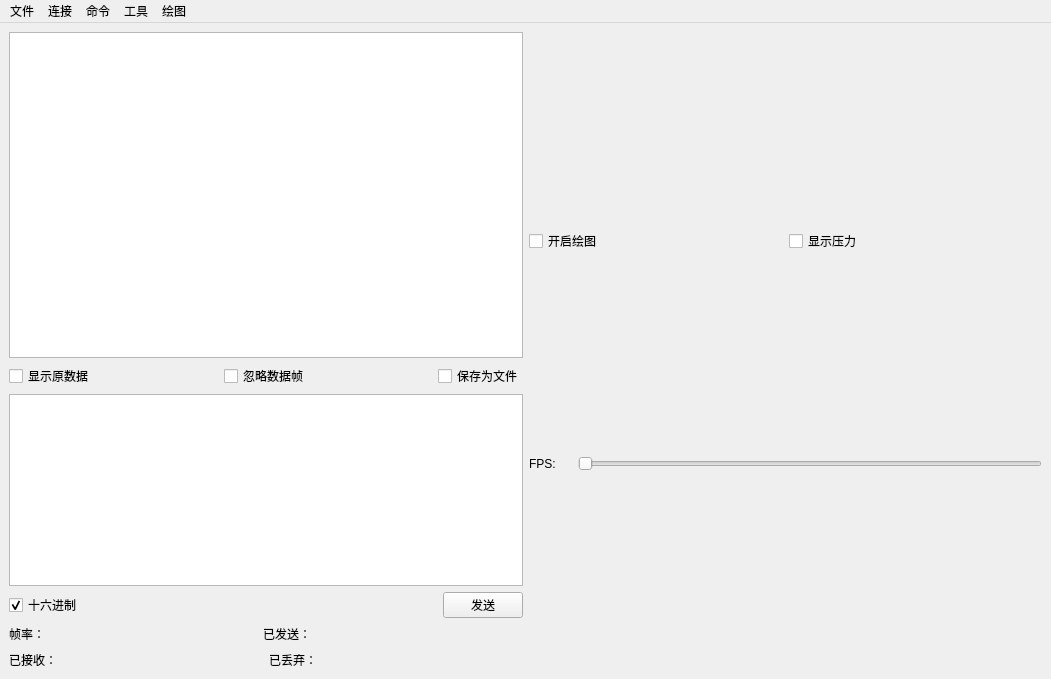
This is form/mainwindow.ui in zuijiangwan/matrix as Qt 5 draws it before an edit. The edited form follows.
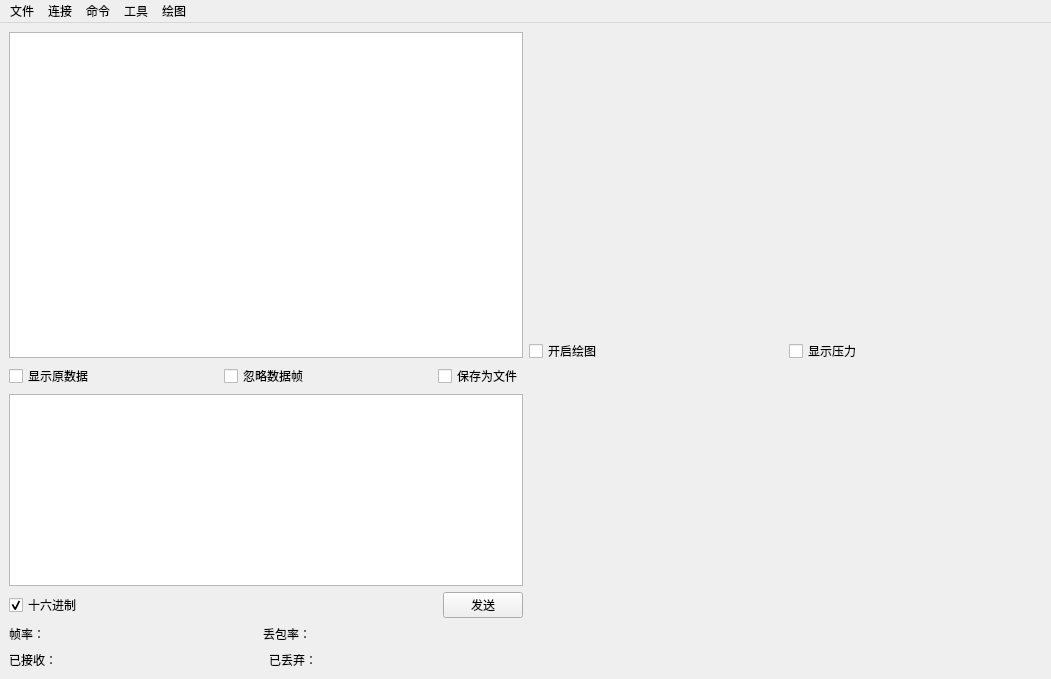
This is the edited form. Icons and pictures are not drawn.

```diff
--- a/form/mainwindow.ui
+++ b/form/mainwindow.ui
@@ -178,7 +178,7 @@
           <item>
            <widget class="QLabel" name="label_3">
             <property name="text">
-             <string>已发送：</string>
+             <string>丢包率：</string>
             </property>
            </widget>
           </item>
@@ -310,37 +310,6 @@
           </item>
          </layout>
         </item>
-        <item>
-         <layout class="QHBoxLayout" name="horizontalLayout_4">
-          <item>
-           <widget class="QLabel" name="label">
-            <property name="text">
-             <string>FPS: </string>
-            </property>
-           </widget>
-          </item>
-          <item>
-           <widget class="QLabel" name="label_6">
-            <property name="sizePolicy">
-             <sizepolicy hsizetype="Minimum" vsizetype="Minimum">
-              <horstretch>0</horstretch>
-              <verstretch>0</verstretch>
-             </sizepolicy>
-            </property>
-            <property name="text">
-             <string/>
-            </property>
-           </widget>
-          </item>
-          <item>
-           <widget class="QSlider" name="horizontalSlider">
-            <property name="orientation">
-             <enum>Qt::Horizontal</enum>
-            </property>
-           </widget>
-          </item>
-         </layout>
-        </item>
        </layout>
       </item>
      </layout>
```
Left out of the diff: 2 changed lines with no effect on the pictures.
